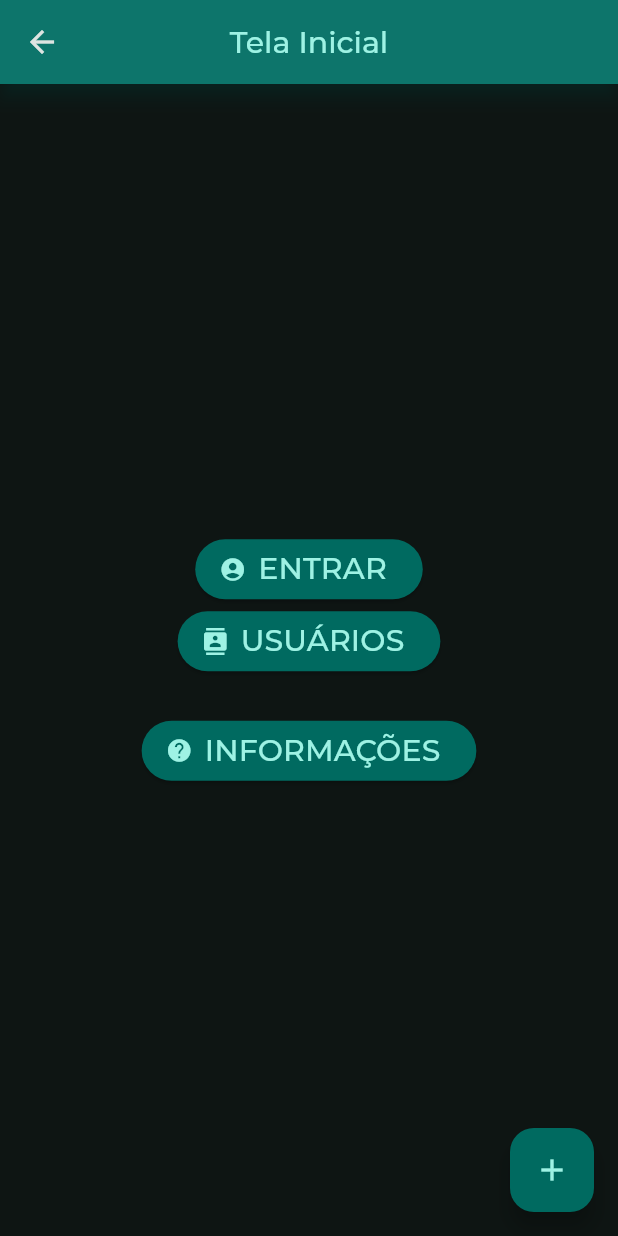
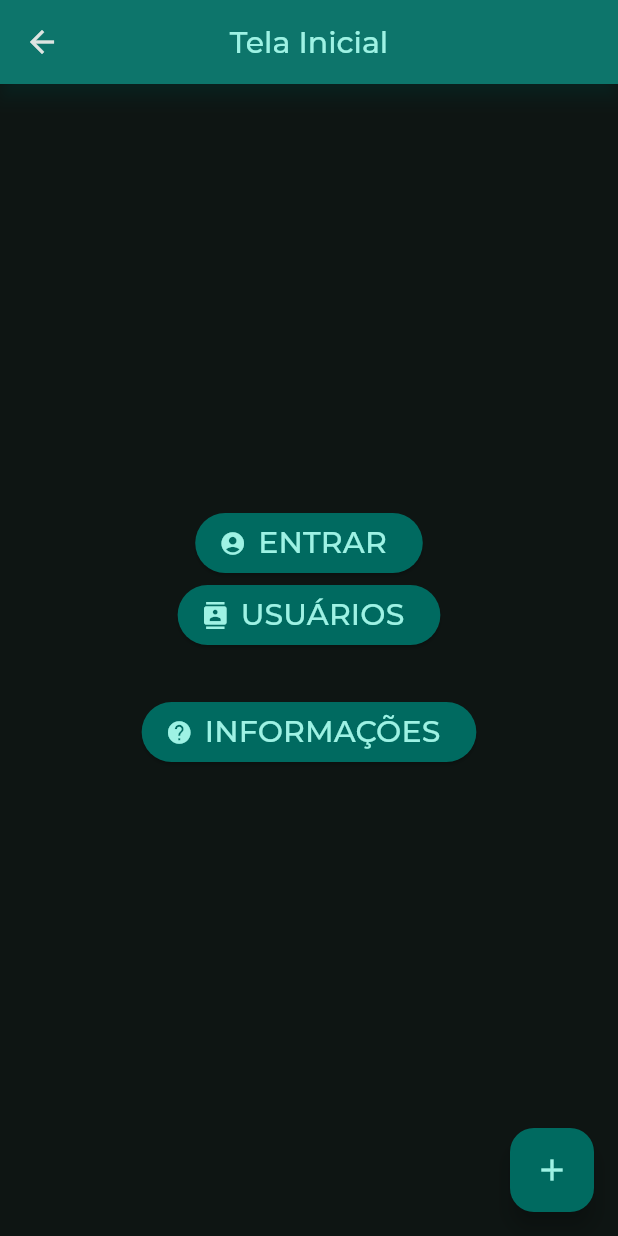
Before and after one commit to af-ramos/aplicativoFaceViT, a Flutter app: the TelaInicial screen opened directly, on a phone screen of 412 x 824 dp. Run offline on Flutter 3.47's test engine with Material 2 defaults, Android fonts, the phone set to English and light mode, and no system bars; our stand-ins replace camera, cloud_firestore, firebase_core, get, google_fonts; accounts and stored records are empty; generated files the repository leaves out were written again.

Commit message:
Alterando botão da câmera e adicionando padding

```diff
--- a/lib/main.dart
+++ b/lib/main.dart
@@ -1,3 +1,4 @@
+// import 'package:face_vit/telas/tela_cadastro.dart';
 import 'package:face_vit/telas/tela_cadastro.dart';
 // import 'package:face_vit/telas/tela_inicial.dart';
 // import 'package:camera/camera.dart';
--- a/lib/telas/tela_cadastro.dart
+++ b/lib/telas/tela_cadastro.dart
@@ -4,7 +4,7 @@ import 'package:face_vit/models/user_model.dart';
 import 'package:camera/camera.dart';
 import 'package:face_vit/repositories/user_repository.dart';
 import 'package:face_vit/telas/tela_camera.dart';
-// import 'package:face_vit/telas/tela_inicial.dart';
+import 'package:face_vit/telas/tela_inicial.dart';
 import 'package:flutter/material.dart';
 import 'package:google_fonts/google_fonts.dart';
 import 'package:intl/intl.dart';
--- a/lib/telas/tela_camera.dart
+++ b/lib/telas/tela_camera.dart
@@ -67,7 +67,7 @@ class TelaCameraState extends State<TelaCamera> {
                   color: Theme.of(context).colorScheme.inversePrimary))
           : SizedBox(
               height: double.infinity, child: CameraPreview(cameraController)),
-      floatingActionButton: FloatingActionButton(
+      floatingActionButton: FloatingActionButton.large(
         onPressed: () async {
           if (!cameraController.value.isInitialized ||
               cameraController.value.isTakingPicture) {
--- a/lib/telas/tela_inicial.dart
+++ b/lib/telas/tela_inicial.dart
@@ -62,8 +62,9 @@ class TelaInicialState extends State<TelaInicial> {
                     color: Theme.of(context).colorScheme.onPrimaryContainer),
               ),
             ),
-            const SizedBox(height: 25),
-            ElevatedButton.icon(
+            Padding(
+              padding: const EdgeInsets.all(30.0),
+              child: ElevatedButton.icon(
                 onPressed: () {
                   debugPrint("INFORMAÇÕES");
                 },
@@ -79,6 +80,7 @@ class TelaInicialState extends State<TelaInicial> {
                   style: GoogleFonts.montserrat(
                       fontSize: 20,
                       color: Theme.of(context).colorScheme.onPrimaryContainer),
+                ),
               ),
             ),
           ],
```
Lines whose indentation alone changed are shown as unchanged.
